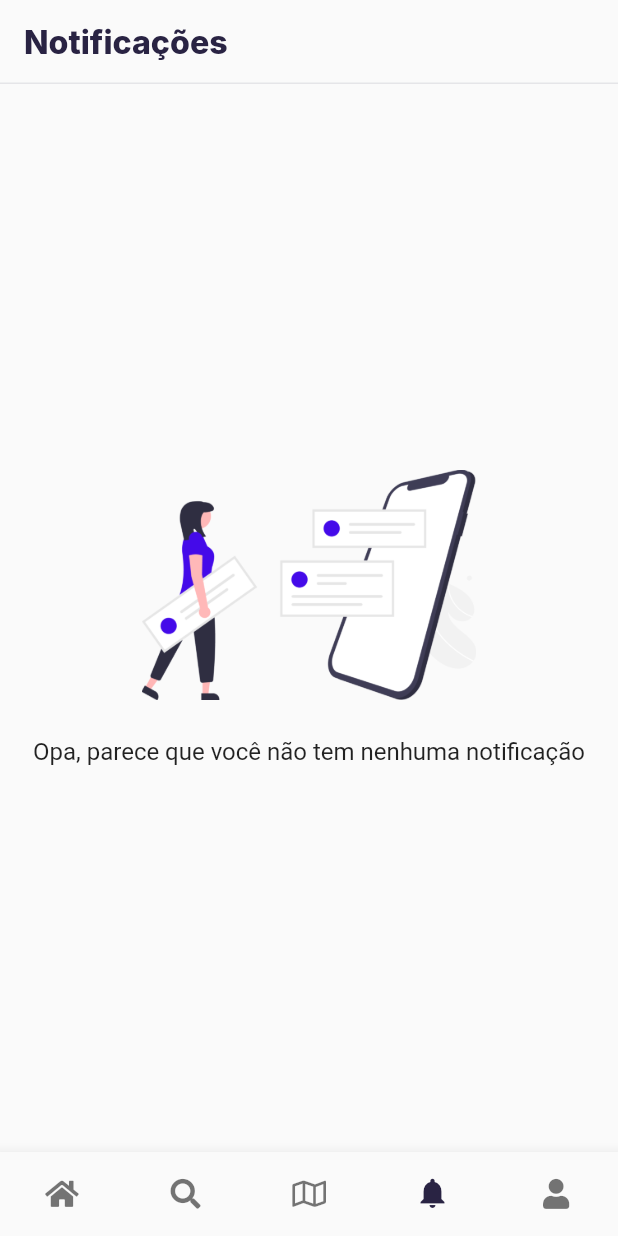
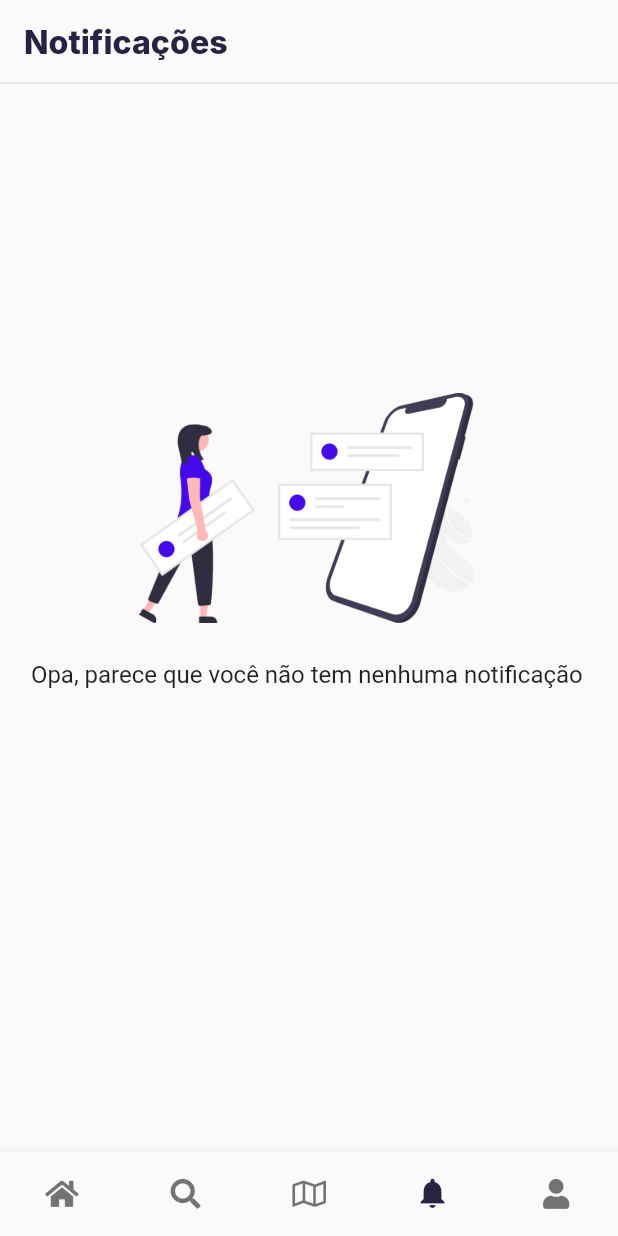
Before and after one commit to mvelosos/eveenz-mobile, a Flutter app: the AppContainer screen opened by its route, item 4 of the bottom bar chosen, on a phone screen of 412 x 824 dp. Run offline on Flutter 3.47's test engine with Material 2 defaults, Android fonts, the phone set to English and light mode, and no system bars; our stand-ins replace auto_size_text, carousel_slider, dartz, device_preview, dio, font_awesome_flutter and 13 more; missing offline and left inert: action_cable, flutter_facebook_auth, onesignal_flutter; accounts and stored records are empty; network calls fail.

Commit message:
updated profile and notifications pages

```diff
--- a/lib/app/controllers/profile_controller.dart
+++ b/lib/app/controllers/profile_controller.dart
@@ -3,17 +3,20 @@ import 'package:party_mobile/app/locator.dart';
 import 'package:party_mobile/app/models/profile_model.dart';
 import 'package:party_mobile/app/repositories/profile_repository.dart';
 import 'package:party_mobile/app/shared/errors/errors.dart';
+import 'package:party_mobile/app/stores/app_store.dart';
 import 'package:party_mobile/app/stores/profile_store.dart';
 import 'package:party_mobile/app/view_models/me_profile_vm.dart';
 
 class ProfileController {
   ProfileRepository _profileRepository = ProfileRepository();
   ProfileStore _profileStore = locator<ProfileStore>();
+  AppStore _appStore = locator<AppStore>();
 
   Future<void> getProfile() async {
     var profileResult = await _profileRepository.getMe();
     if (profileResult.isRight()) {
       _profileStore.setMe(profileResult.getOrElse(() => {} as ProfileModel));
+      _appStore.userAuthenticated.value = true;
     }
   }
 
--- a/lib/app/pages/home/widgets/square_event_card_list.dart
+++ b/lib/app/pages/home/widgets/square_event_card_list.dart
@@ -27,7 +27,7 @@ class SquareEventCardList extends StatelessWidget {
                   style: GoogleFonts.inter(
                     fontSize: 13,
                     color: AppColors.darkPurple,
-                    fontWeight: FontWeight.bold,
+                    fontWeight: FontWeight.w500,
                   ),
                 ),
                 Text(
--- a/lib/app/pages/home/widgets/wide_event_card_list.dart
+++ b/lib/app/pages/home/widgets/wide_event_card_list.dart
@@ -27,7 +27,7 @@ class WideEventCardList extends StatelessWidget {
                   style: GoogleFonts.inter(
                     fontSize: 13,
                     color: AppColors.darkPurple,
-                    fontWeight: FontWeight.bold,
+                    fontWeight: FontWeight.w500,
                   ),
                 ),
                 Text(
--- a/lib/app/pages/notifications/notifications_page.dart
+++ b/lib/app/pages/notifications/notifications_page.dart
@@ -91,7 +91,7 @@ class _NotificationsPageState extends State<NotificationsPage> {
         ),
         body: RefreshIndicator(
           color: AppColors.orange,
-          displacement: 0,
+          displacement: 15,
           onRefresh: () async {
             await _getNotifications();
           },
@@ -121,9 +121,12 @@ class _NotificationsPageState extends State<NotificationsPage> {
                             return SizedBox.shrink();
                           },
                         )
-                      : Center(
+                      : SingleChildScrollView(
+                          physics: AlwaysScrollableScrollPhysics(),
+                          padding: EdgeInsets.only(top: size.width / 2),
                           child: Column(
                             mainAxisAlignment: MainAxisAlignment.center,
+                            crossAxisAlignment: CrossAxisAlignment.center,
                             children: [
                               Image(
                                 image: AssetImage(
--- a/lib/app/shared/utils/dio_http.dart
+++ b/lib/app/shared/utils/dio_http.dart
@@ -49,7 +49,6 @@ class DioHttp {
 
   _onError(DioError error, ErrorInterceptorHandler handler) {
     print('########## Response Error');
-    print(error.response?.statusCode);
     print(_appStore.userAuthenticated.value);
     if (error.response?.statusCode == 401 &&
         _appStore.userAuthenticated.value == true) {
```
